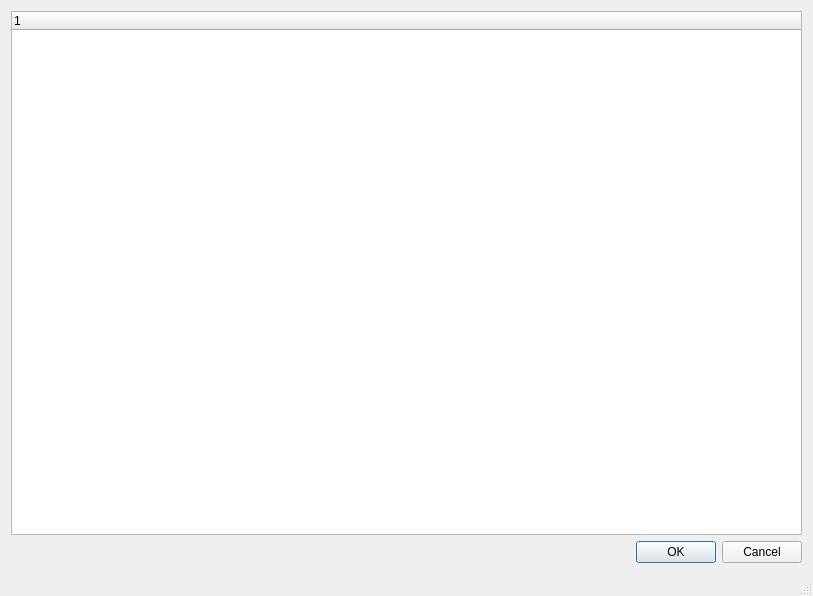
Old version of the form Tacktech_Manager/ui/Edit_Group.ui in the repository HP-xyz/tacktech.
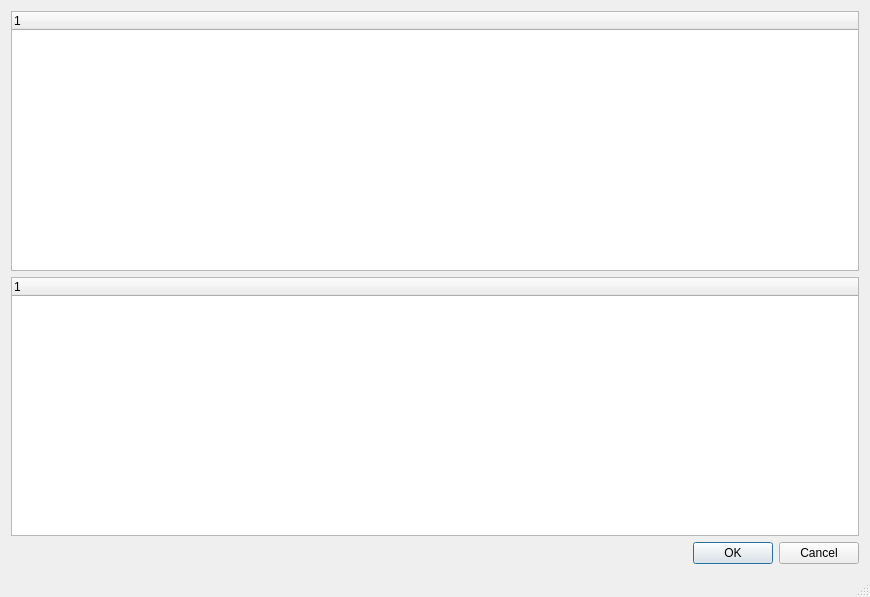
New version of the form.

Diff of the .ui file:
```diff
--- a/Tacktech_Manager/ui/Edit_Group.ui
+++ b/Tacktech_Manager/ui/Edit_Group.ui
@@ -6,8 +6,8 @@
    <rect>
     <x>0</x>
     <y>0</y>
-    <width>813</width>
-    <height>596</height>
+    <width>870</width>
+    <height>597</height>
    </rect>
   </property>
   <property name="windowTitle">
@@ -16,6 +16,15 @@
   <widget class="QWidget" name="centralWidget">
    <layout class="QGridLayout" name="gridLayout">
     <item row="0" column="0">
+     <widget class="QTreeWidget" name="all_computers_tree_widget">
+      <column>
+       <property name="text">
+        <string notr="true">1</string>
+       </property>
+      </column>
+     </widget>
+    </item>
+    <item row="1" column="0">
      <widget class="QTreeWidget" name="main_tree_widget">
       <property name="contextMenuPolicy">
        <enum>Qt::DefaultContextMenu</enum>
@@ -27,7 +36,7 @@
       </column>
      </widget>
     </item>
-    <item row="1" column="0">
+    <item row="2" column="0">
      <widget class="QDialogButtonBox" name="buttonBox">
       <property name="standardButtons">
        <set>QDialogButtonBox::Cancel|QDialogButtonBox::Ok</set>
```
